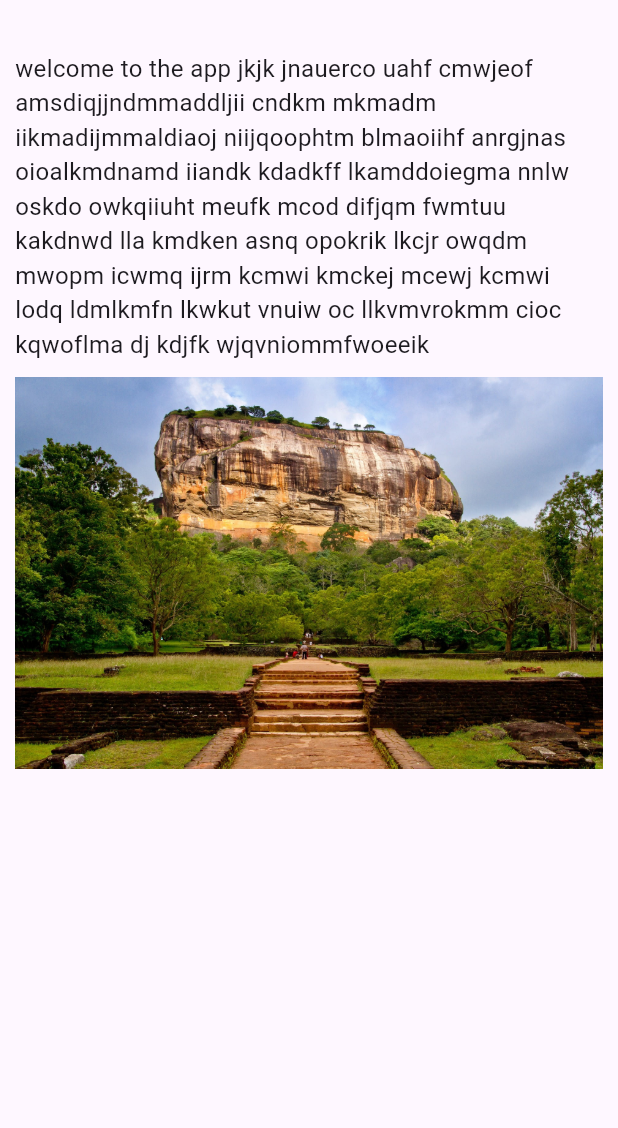
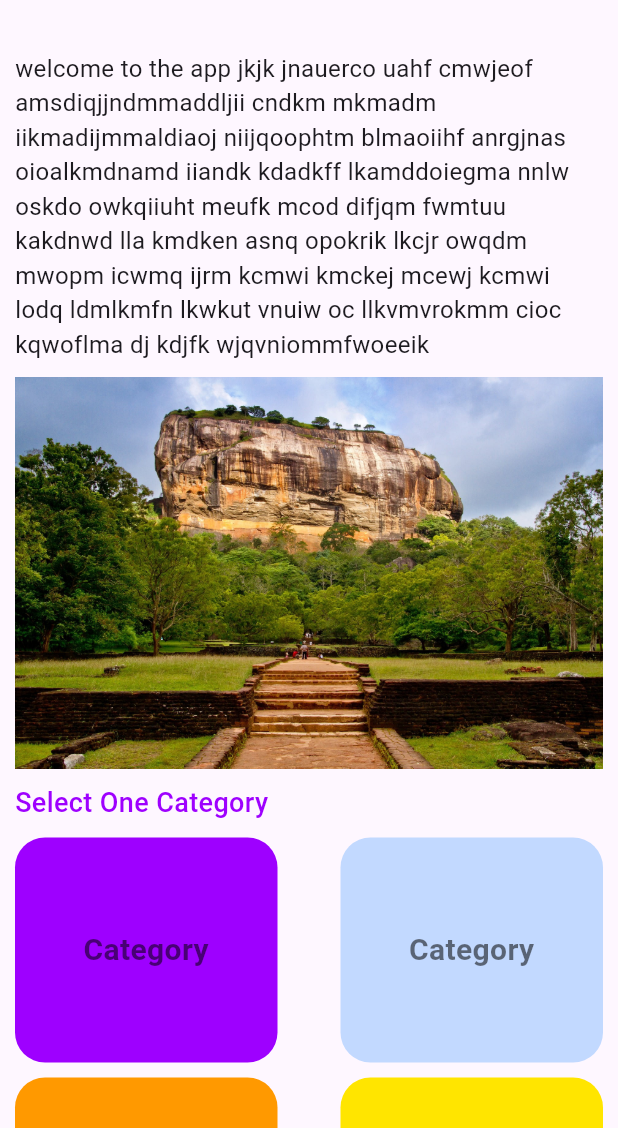
Before and after one commit to ADWx2001/flutter-app-practice, a Flutter app: the screen it shows after launch, on a phone screen of 412 x 824 dp, the part 108-1236 px from its top. Run offline on Flutter 3.47's test engine with Material 3 defaults, Android fonts, the phone set to English and light mode, and no system bars.

Commit message:
Added category card

```diff
--- a/awsome_places/lib/pages/home_page.dart
+++ b/awsome_places/lib/pages/home_page.dart
@@ -1,3 +1,4 @@
+import 'package:awsome_places/widgets/home/category_card.dart';
 import 'package:flutter/material.dart';
 import '../utils/colors.dart' as colors;
 
@@ -12,6 +13,8 @@ class HomePage extends StatelessWidget {
           padding: const EdgeInsets.symmetric(horizontal: 10),
           child: SafeArea(
             child: Column(
+              mainAxisAlignment: MainAxisAlignment.start,
+              crossAxisAlignment: CrossAxisAlignment.start,
               children: [
                 Row(
                   mainAxisAlignment: MainAxisAlignment.spaceBetween,
@@ -19,19 +22,19 @@ class HomePage extends StatelessWidget {
                     Column(
                       crossAxisAlignment: CrossAxisAlignment.start,
                       children: [
-                        Text("Awsome",
+                        Text(
+                          "Awsome",
                           style: TextStyle(
                               fontSize: 20,
                               color: colors.mainTextColor,
-                            fontWeight: FontWeight.w300
+                              fontWeight: FontWeight.w300),
                         ),
-                        ),
-                        const Text("Places",
+                        const Text(
+                          "Places",
                           style: TextStyle(
                               fontSize: 40,
                               color: colors.mainColor,
-                            fontWeight: FontWeight.w700
-                          ),
+                              fontWeight: FontWeight.w700),
                         ),
                       ],
                     ),
@@ -40,15 +43,15 @@ class HomePage extends StatelessWidget {
                       height: 50,
                       decoration: BoxDecoration(
                           color: Colors.blue,
-                        borderRadius: BorderRadius.circular(100.0)
-                      ),
+                          borderRadius: BorderRadius.circular(100.0)),
                     )
                   ],
                 ),
                 const SizedBox(
                   height: 20,
                 ),
-                const Text("welcome to the app jkjk jnauerco uahf cmwjeof amsdiqjjndmmaddljii cndkm mkmadm iikmadijmmaldiaoj niijqoophtm blmaoiihf anrgjnas  oioalkmdnamd iiandk kdadkff lkamddoiegma nnlw oskdo owkqiiuht meufk mcod difjqm fwmtuu kakdnwd lla kmdken asnq opokrik lkcjr owqdm mwopm icwmq ijrm kcmwi kmckej mcewj kcmwi lodq ldmlkmfn lkwkut vnuiw oc llkvmvrokmm cioc kqwoflma dj kdjfk wjqvniommfwoeeik",
+                const Text(
+                  "welcome to the app jkjk jnauerco uahf cmwjeof amsdiqjjndmmaddljii cndkm mkmadm iikmadijmmaldiaoj niijqoophtm blmaoiihf anrgjnas  oioalkmdnamd iiandk kdadkff lkamddoiegma nnlw oskdo owkqiiuht meufk mcod difjqm fwmtuu kakdnwd lla kmdken asnq opokrik lkcjr owqdm mwopm icwmq ijrm kcmwi kmckej mcewj kcmwi lodq ldmlkmfn lkwkut vnuiw oc llkvmvrokmm cioc kqwoflma dj kdjfk wjqvniommfwoeeik",
                   style: TextStyle(
                     fontSize: 16,
                   ),
@@ -56,7 +59,57 @@ class HomePage extends StatelessWidget {
                 const SizedBox(
                   height: 10,
                 ),
-                Image.asset("assets/Sigiriya.jpeg")
+                Image.asset(
+                  "assets/Sigiriya.jpeg",
+                  width: double.infinity,
+                  fit: BoxFit.cover,
+                ),
+                const SizedBox(
+                  height: 10,
+                ),
+                const Text(
+                  "Select One Category",
+                  style: TextStyle(
+                      color: colors.mainColor,
+                      fontSize: 18,
+                      fontWeight: FontWeight.w500),
+                ),
+                const SizedBox(
+                  height: 10,
+                ),
+                const Row(
+                  mainAxisAlignment: MainAxisAlignment.spaceBetween,
+                  children: [
+                    CategoryCard(
+                      category: "Category",
+                      bgColor: colors.mainColor,
+                      width: 175,
+                    ),
+                    CategoryCard(
+                      category: "Category",
+                      bgColor: colors.secondCategoryColor,
+                      width: 175,
+                    ),
+                  ],
+                ),
+                const SizedBox(
+                  height: 10,
+                ),
+                const Row(
+                  mainAxisAlignment: MainAxisAlignment.spaceBetween,
+                  children: [
+                    CategoryCard(
+                      category: "Category",
+                      bgColor: colors.mainNightLifeColor,
+                      width: 175,
+                    ),
+                    CategoryCard(
+                      category: "Category",
+                      bgColor: colors.thirdCategoryColor,
+                      width: 175,
+                    ),
+                  ],
+                ),
               ],
             ),
           ),
--- /dev/null
+++ b/awsome_places/lib/widgets/home/category_card.dart
@@ -0,0 +1,37 @@
+import 'package:flutter/material.dart';
+
+class CategoryCard extends StatelessWidget {
+  final String category;
+  final Color bgColor;
+  final double width;
+
+  const CategoryCard({
+    super.key,
+    required this.category,
+    required this.bgColor,
+    required this.width,
+  });
+
+  @override
+  Widget build(BuildContext context) {
+    return Container(
+      height: 150,
+      width: width,
+      decoration: BoxDecoration(
+        color: bgColor,
+        borderRadius: BorderRadius.circular(20),
+      ),
+      child: Center( // Centers the child widget
+        child: Text(
+          category,
+          style: const TextStyle(
+            fontSize: 20,
+            color: Colors.black54,
+            fontWeight: FontWeight.w700,
+          ),
+          textAlign: TextAlign.center, // Ensures multiline text is centered
+        ),
+      ),
+    );
+  }
+}
```
Lines whose indentation alone changed are shown as unchanged.
